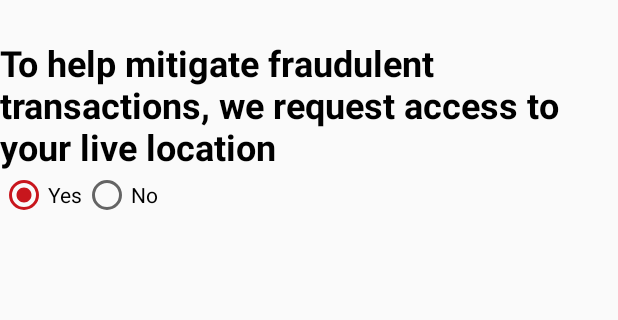
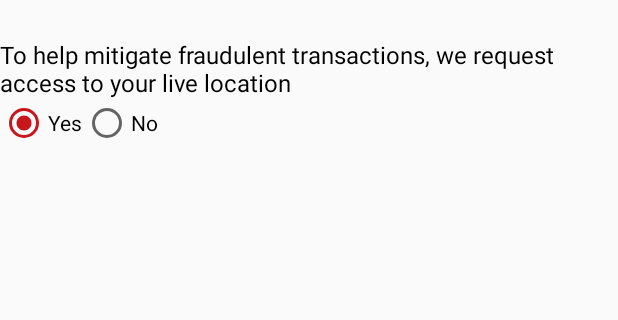
Before and after one commit to Pavanteja17/FraudMitigation, an Android app: the LocationSelection screen opened directly, with no data from a screen before it, on a phone screen of 412 x 824 dp, the part 171-491 px from its top. Run offline under Robolectric (Android 15) with nearby library versions, the phone set to English and light mode, and no system bars.

Commit message:
UI screens

```diff
--- a/app/src/main/res/layout/activity_location_selection.xml
+++ b/app/src/main/res/layout/activity_location_selection.xml
@@ -53,8 +53,7 @@
         android:layout_centerHorizontal="true"
         android:layout_marginTop="25dp"
         android:text="To help mitigate fraudulent transactions, we request access to your live location"
-        android:textSize="24sp"
-        android:textStyle="bold"
+        android:textSize="16sp"
         android:textColor="@android:color/black" />
 
     <RadioGroup
```
